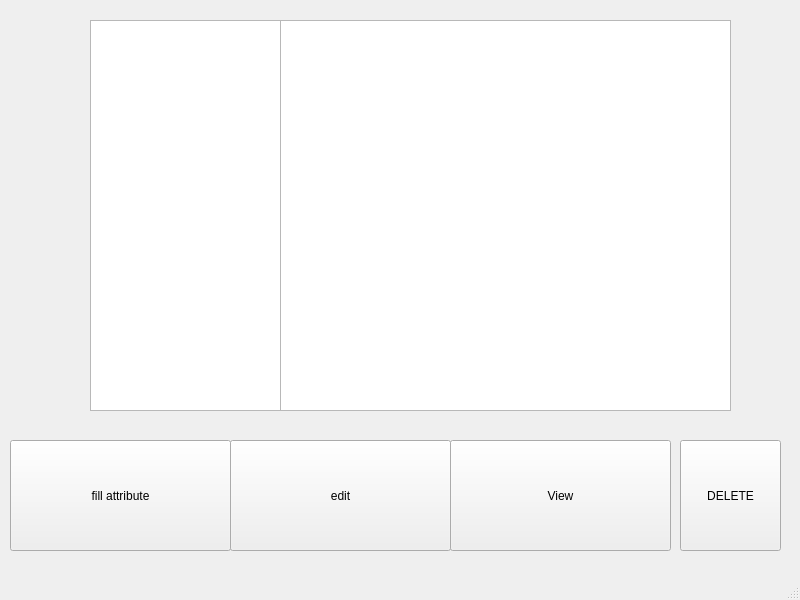
The window that UItest.ui (ASCENDINGHeat/PBOProject) describes before a commit, drawn with Qt 5.
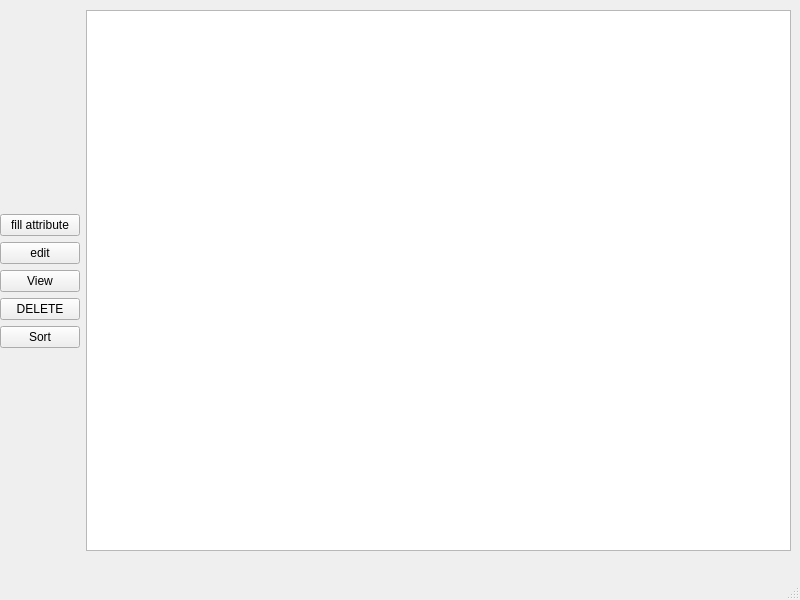
The same window after the commit. The open tabs and pages were chosen to show the change. Icons and pictures are not drawn.

Commit message: edit idk what I'm doing

Patch:
```diff
--- a/UItest.ui
+++ b/UItest.ui
@@ -125,74 +125,32 @@
      </widget>
     </widget>
     <widget class="QWidget" name="page">
-     <widget class="QPushButton" name="pushButtonFILL">
+     <widget class="QWidget" name="gridLayoutWidget">
       <property name="geometry">
        <rect>
-        <x>10</x>
-        <y>440</y>
-        <width>221</width>
-        <height>111</height>
+        <x>0</x>
+        <y>10</y>
+        <width>791</width>
+        <height>541</height>
        </rect>
       </property>
-      <property name="text">
-       <string>fill attribute</string>
-      </property>
-     </widget>
-     <widget class="QPushButton" name="pushButtonView">
-      <property name="geometry">
-       <rect>
-        <x>450</x>
-        <y>440</y>
-        <width>221</width>
-        <height>111</height>
-       </rect>
-      </property>
-      <property name="text">
-       <string>View</string>
-      </property>
-     </widget>
-     <widget class="QTextBrowser" name="textBrowser">
-      <property name="geometry">
-       <rect>
-        <x>90</x>
-        <y>20</y>
-        <width>641</width>
-        <height>391</height>
-       </rect>
-      </property>
-     </widget>
+      <layout class="QGridLayout" name="gridLayout">
+       <item row="2" column="0">
      <widget class="QPushButton" name="pushButtonEdit">
-      <property name="geometry">
-       <rect>
-        <x>230</x>
-        <y>440</y>
-        <width>221</width>
-        <height>111</height>
-       </rect>
-      </property>
       <property name="text">
        <string>edit</string>
       </property>
      </widget>
-     <widget class="QTableWidget" name="tableWidget">
-      <property name="geometry">
-       <rect>
-        <x>280</x>
-        <y>20</y>
-        <width>451</width>
-        <height>391</height>
-       </rect>
-      </property>
-     </widget>
+       </item>
+       <item row="3" column="0">
+        <widget class="QPushButton" name="pushButtonView">
+         <property name="text">
+          <string>View</string>
+         </property>
+        </widget>
+       </item>
+       <item row="4" column="0">
      <widget class="QPushButton" name="pushButtonDelete">
-      <property name="geometry">
-       <rect>
-        <x>680</x>
-        <y>440</y>
-        <width>101</width>
-        <height>111</height>
-       </rect>
-      </property>
       <property name="text">
        <string>DELETE</string>
       </property>
@@ -201,6 +159,26 @@
         <normaloff>D:/Design project/whatsapp.svg</normaloff>D:/Design project/whatsapp.svg</iconset>
       </property>
      </widget>
+       </item>
+       <item row="1" column="0">
+        <widget class="QPushButton" name="pushButtonFILL">
+         <property name="text">
+          <string>fill attribute</string>
+         </property>
+        </widget>
+       </item>
+       <item row="0" column="1" rowspan="7">
+        <widget class="QTableWidget" name="tableWidget"/>
+       </item>
+       <item row="5" column="0">
+        <widget class="QPushButton" name="pushButtonSORT">
+         <property name="text">
+          <string>Sort</string>
+         </property>
+        </widget>
+       </item>
+      </layout>
+     </widget>
     </widget>
     <widget class="QWidget" name="page_2">
      <widget class="QPushButton" name="pushButtonSubmit">
```
Left out of the diff: 124 changed lines with no effect on the pictures. Lines whose indentation alone changed are shown as unchanged. The commit also changes 2 other files.
